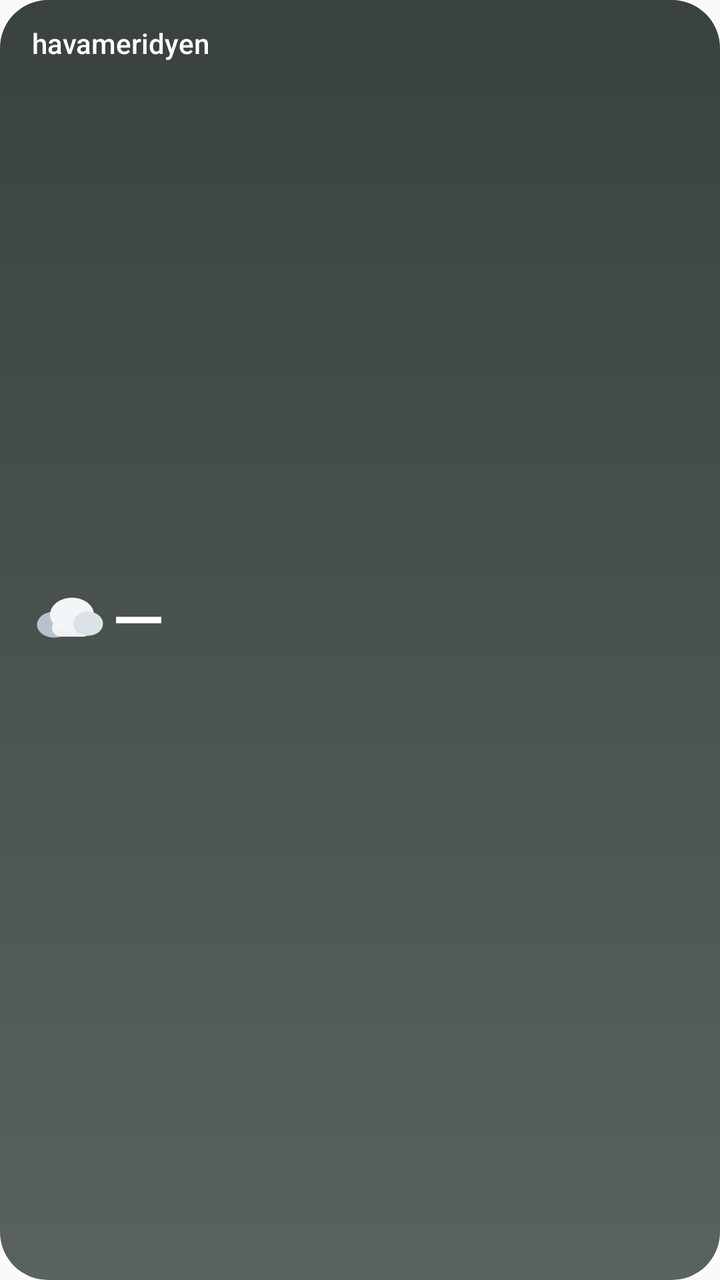
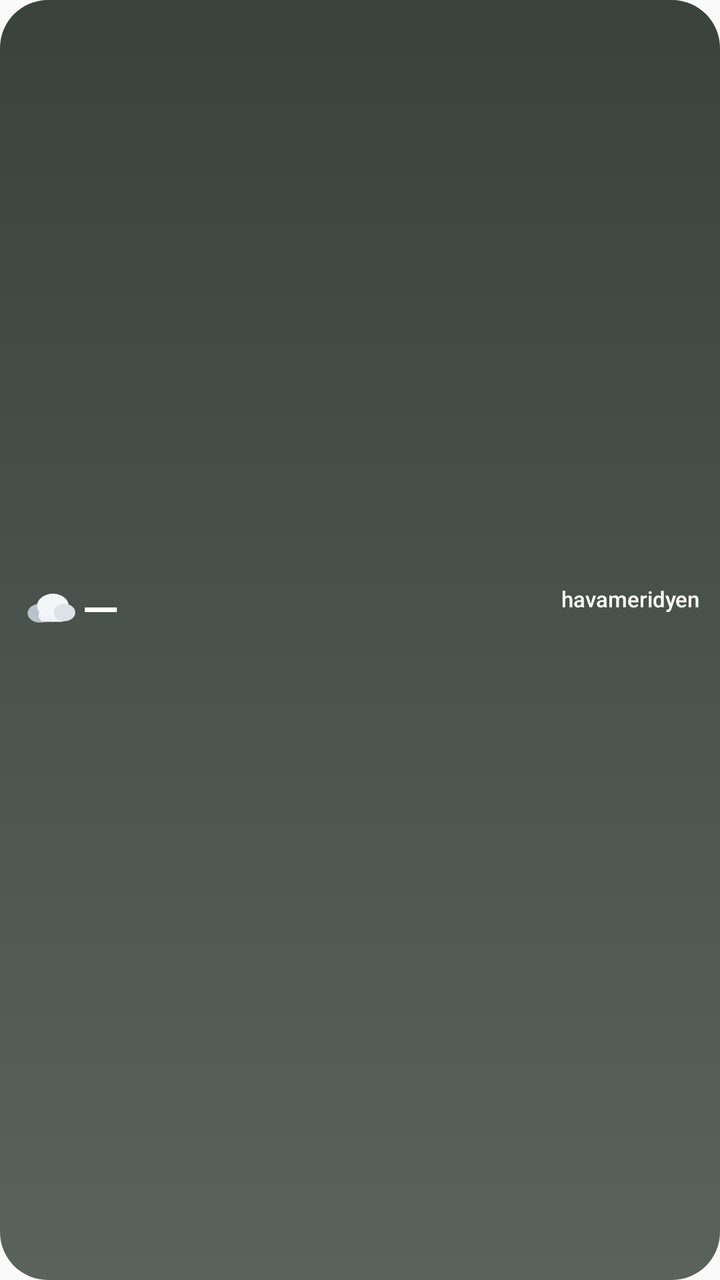

An Android layout rendered at two revisions. The XML below is the earlier revision; the diff shows what the commit changed to produce the second picture.
<!-- AndroidManifest.xml: application theme AppTheme -->
<!-- res/layout/hm_widget_kucuk.xml -->
<?xml version="1.0" encoding="utf-8"?>
<LinearLayout xmlns:android="http://schemas.android.com/apk/res/android"
    android:id="@+id/w_root"
    android:layout_width="match_parent"
    android:layout_height="match_parent"
    android:background="@drawable/wsky_nodata"
    android:orientation="vertical"
    android:paddingStart="16dp"
    android:paddingTop="12dp"
    android:paddingEnd="14dp"
    android:paddingBottom="12dp">

    <LinearLayout
        android:layout_width="match_parent"
        android:layout_height="wrap_content"
        android:gravity="center_vertical"
        android:orientation="horizontal">

        <TextView
            android:id="@+id/w_place"
            android:layout_width="0dp"
            android:layout_height="wrap_content"
            android:layout_weight="1"
            android:ellipsize="end"
            android:fontFamily="sans-serif-medium"
            android:maxLines="1"
            android:text="@string/app_name"
            android:textColor="@color/hm_w_text"
            android:textSize="14dp" />

        <TextView
            android:id="@+id/w_time"
            android:layout_width="wrap_content"
            android:layout_height="wrap_content"
            android:layout_marginStart="6dp"
            android:maxLines="1"
            android:textColor="@color/hm_w_faint"
            android:textSize="11dp" />
    </LinearLayout>

    <LinearLayout
        android:layout_width="match_parent"
        android:layout_height="0dp"
        android:layout_weight="1"
        android:gravity="center_vertical"
        android:orientation="horizontal">

        <ImageView
            android:id="@+id/w_icon"
            android:layout_width="36dp"
            android:layout_height="36dp"
            android:importantForAccessibility="no"
            android:scaleType="fitCenter"
            android:src="@drawable/wx_cloud" />

        <TextView
            android:id="@+id/w_temp"
            android:layout_width="wrap_content"
            android:layout_height="wrap_content"
            android:layout_marginStart="4dp"
            android:fontFamily="sans-serif-medium"
            android:includeFontPadding="false"
            android:maxLines="1"
            android:text="—"
            android:textColor="@color/hm_w_text"
            android:textSize="34dp" />
    </LinearLayout>

    <TextView
        android:id="@+id/w_cond"
        android:layout_width="match_parent"
        android:layout_height="wrap_content"
        android:ellipsize="end"
        android:fontFamily="sans-serif-medium"
        android:maxLines="1"
        android:textColor="@color/hm_w_text"
        android:textSize="13dp" />

    <LinearLayout
        android:layout_width="match_parent"
        android:layout_height="wrap_content"
        android:layout_marginTop="4dp"
        android:gravity="center_vertical"
        android:orientation="horizontal">

        <TextView
            android:id="@+id/w_minmax"
            android:layout_width="0dp"
            android:layout_height="wrap_content"
            android:layout_weight="1"
            android:maxLines="1"
            android:textColor="@color/hm_w_soft"
            android:textSize="12dp" />

        <ImageView
            android:id="@+id/w_dot"
            android:layout_width="7dp"
            android:layout_height="7dp"
            android:importantForAccessibility="no"
            android:src="@drawable/w_dot"
            android:visibility="gone" />

        <TextView
            android:id="@+id/w_agree"
            android:layout_width="wrap_content"
            android:layout_height="wrap_content"
            android:layout_marginStart="4dp"
            android:maxLines="1"
            android:textColor="@color/hm_w_soft"
            android:textSize="11dp" />
    </LinearLayout>
</LinearLayout>
<!-- resources referenced by this layout -->
<resources>
  <color name="hm_w_faint">#B3FFFFFF</color>
  <color name="hm_w_soft">#D9FFFFFF</color>
  <color name="hm_w_text">#FFFFFFFF</color>
  <!-- drawable w_dot (drawable) -->
  <?xml version="1.0" encoding="utf-8"?>
  <shape xmlns:android="http://schemas.android.com/apk/res/android"
      android:shape="oval">
      <solid android:color="#FFFFFFFF" />
      <size
          android:width="7dp"
          android:height="7dp" />
  </shape>
  <!-- drawable wsky_nodata (drawable) -->
  <?xml version="1.0" encoding="utf-8"?>
  <shape xmlns:android="http://schemas.android.com/apk/res/android"
      android:shape="rectangle">
      <corners android:radius="@dimen/hm_widget_radius" />
      <gradient
          android:angle="270"
          android:startColor="#3A423E"
          android:centerColor="#4A524E"
          android:endColor="#59625D"
          android:type="linear" />
  </shape>
  <!-- drawable wx_cloud (drawable) -->
  <?xml version="1.0" encoding="utf-8"?>
  <vector xmlns:android="http://schemas.android.com/apk/res/android"
      android:width="36dp"
      android:height="30dp"
      android:viewportWidth="36"
      android:viewportHeight="30">
      <group
          android:translateX="-4"
          android:translateY="-2">
          <path
              android:fillColor="#B7C2CC"
              android:pathData="M6.5,19 a8.5,6.5 0 1,0 17,0 a8.5,6.5 0 1,0 -17,0 Z" />
          <path
              android:fillColor="#EEF2F5"
              android:pathData="M18.5,16 h11 a4.5,4.5 0 0,1 4.5,4.5 v0 a4.5,4.5 0 0,1 -4.5,4.5 h-11 a4.5,4.5 0 0,1 -4.5,-4.5 v0 a4.5,4.5 0 0,1 4.5,-4.5 Z" />
          <path
              android:fillColor="#F3F6F8"
              android:pathData="M13,14 a11,8.5 0 1,0 22,0 a11,8.5 0 1,0 -22,0 Z" />
          <path
              android:fillColor="#DCE3E8"
              android:pathData="M24.5,18.5 a7.5,6 0 1,0 15,0 a7.5,6 0 1,0 -15,0 Z" />
      </group>
  </vector>
  <string name="app_name">havameridyen</string>
  <style name="AppTheme" parent="Theme.AppCompat.Light.DarkActionBar">
          
          <item name="colorPrimary">@color/colorPrimary</item>
          <item name="colorPrimaryDark">@color/colorPrimaryDark</item>
          <item name="colorAccent">@color/colorAccent</item>
      </style>
  <dimen name="hm_widget_radius">24dp</dimen>
</resources>

<!-- the commit's change to res/layout/hm_widget_kucuk.xml (unified diff, before → after) -->
@@ -4,11 +4,12 @@
     android:layout_width="match_parent"
     android:layout_height="match_parent"
     android:background="@drawable/wsky_nodata"
+    android:gravity="center_vertical"
     android:orientation="vertical"
-    android:paddingStart="16dp"
-    android:paddingTop="12dp"
-    android:paddingEnd="14dp"
-    android:paddingBottom="12dp">
+    android:paddingStart="12dp"
+    android:paddingTop="8dp"
+    android:paddingEnd="10dp"
+    android:paddingBottom="8dp">
 
     <LinearLayout
         android:layout_width="match_parent"
@@ -16,39 +17,10 @@
         android:gravity="center_vertical"
         android:orientation="horizontal">
 
-        <TextView
-            android:id="@+id/w_place"
-            android:layout_width="0dp"
-            android:layout_height="wrap_content"
-            android:layout_weight="1"
-            android:ellipsize="end"
-            android:fontFamily="sans-serif-medium"
-            android:maxLines="1"
-            android:text="@string/app_name"
-            android:textColor="@color/hm_w_text"
-            android:textSize="14dp" />
-
-        <TextView
-            android:id="@+id/w_time"
-            android:layout_width="wrap_content"
-            android:layout_height="wrap_content"
-            android:layout_marginStart="6dp"
-            android:maxLines="1"
-            android:textColor="@color/hm_w_faint"
-            android:textSize="11dp" />
-    </LinearLayout>
-
-    <LinearLayout
-        android:layout_width="match_parent"
-        android:layout_height="0dp"
-        android:layout_weight="1"
-        android:gravity="center_vertical"
-        android:orientation="horizontal">
-
         <ImageView
             android:id="@+id/w_icon"
-            android:layout_width="36dp"
-            android:layout_height="36dp"
+            android:layout_width="26dp"
+            android:layout_height="26dp"
             android:importantForAccessibility="no"
             android:scaleType="fitCenter"
             android:src="@drawable/wx_cloud" />
@@ -57,29 +29,61 @@
             android:id="@+id/w_temp"
             android:layout_width="wrap_content"
             android:layout_height="wrap_content"
-            android:layout_marginStart="4dp"
+            android:layout_marginStart="3dp"
             android:fontFamily="sans-serif-medium"
             android:includeFontPadding="false"
             android:maxLines="1"
             android:text="—"
             android:textColor="@color/hm_w_text"
-            android:textSize="34dp" />
+            android:textSize="24dp" />
+
+        <LinearLayout
+            android:layout_width="0dp"
+            android:layout_height="wrap_content"
+            android:layout_weight="1"
+            android:layout_marginStart="4dp"
+            android:gravity="end"
+            android:orientation="vertical">
+
+            <TextView
+                android:id="@+id/w_place"
+                android:layout_width="wrap_content"
+                android:layout_height="wrap_content"
+                android:ellipsize="end"
+                android:fontFamily="sans-serif-medium"
+                android:includeFontPadding="false"
+                android:maxLines="1"
+                android:text="@string/app_name"
+                android:textColor="@color/hm_w_text"
+                android:textSize="11dp" />
+
+            <TextView
+                android:id="@+id/w_time"
+                android:layout_width="wrap_content"
+                android:layout_height="wrap_content"
+                android:includeFontPadding="false"
+                android:maxLines="1"
+                android:textColor="@color/hm_w_faint"
+                android:textSize="9dp" />
+        </LinearLayout>
     </LinearLayout>
 
     <TextView
         android:id="@+id/w_cond"
         android:layout_width="match_parent"
         android:layout_height="wrap_content"
+        android:layout_marginTop="3dp"
         android:ellipsize="end"
         android:fontFamily="sans-serif-medium"
+        android:includeFontPadding="false"
         android:maxLines="1"
         android:textColor="@color/hm_w_text"
-        android:textSize="13dp" />
+        android:textSize="11dp" />
 
     <LinearLayout
         android:layout_width="match_parent"
         android:layout_height="wrap_content"
-        android:layout_marginTop="4dp"
+        android:layout_marginTop="2dp"
         android:gravity="center_vertical"
         android:orientation="horizontal">
 
@@ -88,14 +92,16 @@
             android:layout_width="0dp"
             android:layout_height="wrap_content"
             android:layout_weight="1"
+            android:ellipsize="end"
+            android:includeFontPadding="false"
             android:maxLines="1"
             android:textColor="@color/hm_w_soft"
-            android:textSize="12dp" />
+            android:textSize="10dp" />
 
         <ImageView
             android:id="@+id/w_dot"
-            android:layout_width="7dp"
-            android:layout_height="7dp"
+            android:layout_width="6dp"
+            android:layout_height="6dp"
             android:importantForAccessibility="no"
             android:src="@drawable/w_dot"
             android:visibility="gone" />
@@ -104,9 +110,10 @@
             android:id="@+id/w_agree"
             android:layout_width="wrap_content"
             android:layout_height="wrap_content"
-            android:layout_marginStart="4dp"
+            android:layout_marginStart="3dp"
+            android:includeFontPadding="false"
             android:maxLines="1"
             android:textColor="@color/hm_w_soft"
-            android:textSize="11dp" />
+            android:textSize="9dp" />
     </LinearLayout>
 </LinearLayout>
